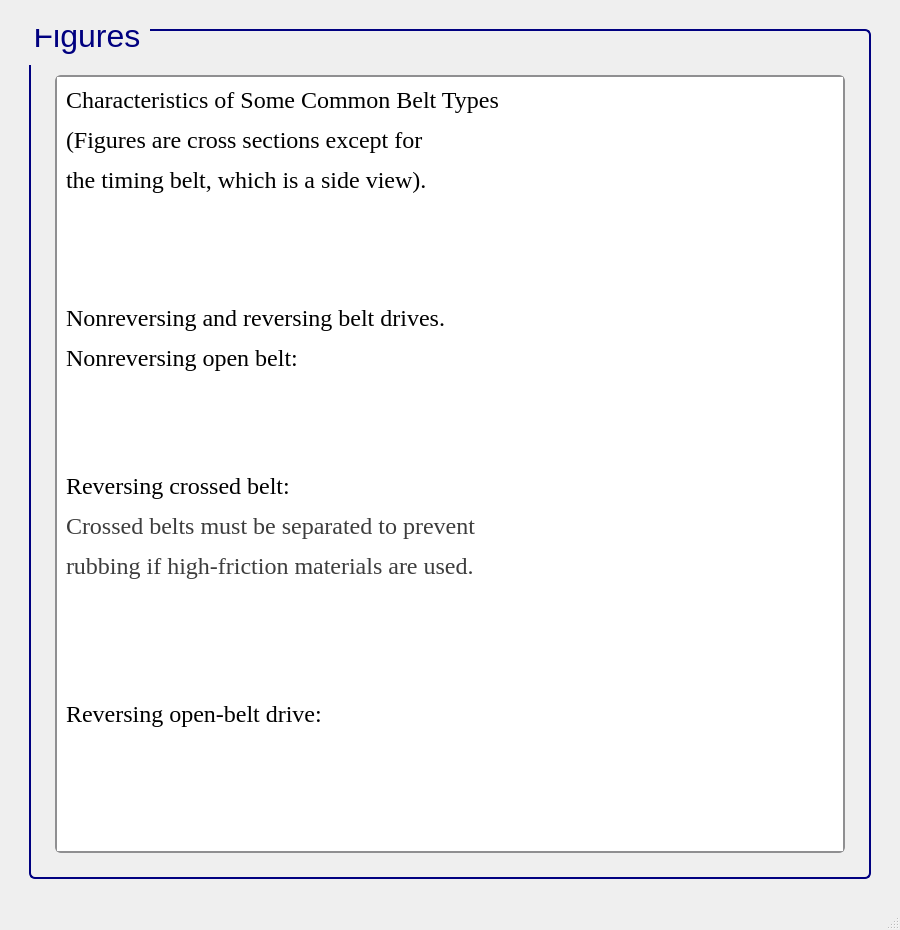
Qt form ui/belt_torque.ui (Ah00ra/HNNS) before a commit.
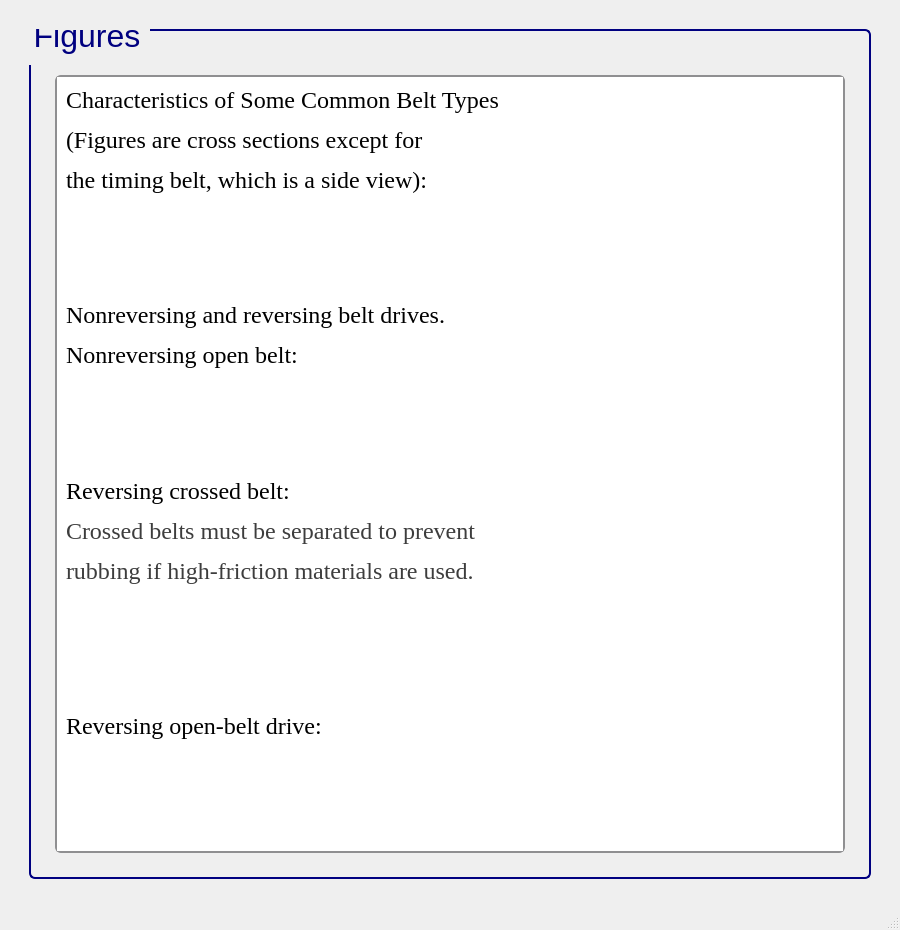
The same form after that commit. Icons and pictures are not drawn.

Commit message: Add ui info to vbelt

Patch:
```diff
--- a/ui/belt_torque.ui
+++ b/ui/belt_torque.ui
@@ -329,13 +329,33 @@
           <property name="geometry">
            <rect>
             <x>0</x>
-            <y>-384</y>
+            <y>-1100</y>
             <width>1186</width>
-            <height>1771</height>
+            <height>1833</height>
            </rect>
           </property>
           <layout class="QGridLayout" name="gridLayout_4">
-           <item row="8" column="0">
+           <item row="4" column="0">
+            <widget class="QLabel" name="label_3">
+             <property name="frameShape">
+              <enum>QFrame::NoFrame</enum>
+             </property>
+             <property name="text">
+              <string>&lt;html&gt;&lt;head/&gt;&lt;body&gt;&lt;p&gt;&lt;img src=&quot;:/info/info/drive types3.png&quot;/&gt;&lt;/p&gt;&lt;/body&gt;&lt;/html&gt;</string>
+             </property>
+            </widget>
+           </item>
+           <item row="7" column="0">
+            <widget class="QLabel" name="label_4">
+             <property name="frameShape">
+              <enum>QFrame::NoFrame</enum>
+             </property>
+             <property name="text">
+              <string>&lt;html&gt;&lt;head/&gt;&lt;body&gt;&lt;p&gt;&lt;img src=&quot;:/info/info/drive types2.png&quot;/&gt;&lt;/p&gt;&lt;/body&gt;&lt;/html&gt;</string>
+             </property>
+            </widget>
+           </item>
+           <item row="10" column="0">
             <widget class="QLabel" name="label">
              <property name="frameShape">
               <enum>QFrame::NoFrame</enum>
@@ -345,7 +365,49 @@
              </property>
             </widget>
            </item>
-           <item row="7" column="0">
+           <item row="0" column="0">
+            <widget class="QLabel" name="label_6">
+             <property name="font">
+              <font>
+               <family>Times New Roman</family>
+               <pointsize>18</pointsize>
+               <weight>50</weight>
+               <bold>false</bold>
+              </font>
+             </property>
+             <property name="cursor">
+              <cursorShape>ArrowCursor</cursorShape>
+             </property>
+             <property name="frameShape">
+              <enum>QFrame::NoFrame</enum>
+             </property>
+             <property name="text">
+              <string>&lt;html&gt;&lt;head/&gt;&lt;body&gt;&lt;p&gt;Characteristics of Some Common Belt Types&lt;/p&gt;&lt;p&gt;(Figures are cross sections except for &lt;/p&gt;&lt;p&gt;the timing belt, which is a side view):&lt;/p&gt;&lt;/body&gt;&lt;/html&gt;</string>
+             </property>
+            </widget>
+           </item>
+           <item row="6" column="0">
+            <widget class="QLabel" name="label_7">
+             <property name="font">
+              <font>
+               <family>Times New Roman</family>
+               <pointsize>18</pointsize>
+               <weight>50</weight>
+               <bold>false</bold>
+              </font>
+             </property>
+             <property name="cursor">
+              <cursorShape>ArrowCursor</cursorShape>
+             </property>
+             <property name="frameShape">
+              <enum>QFrame::NoFrame</enum>
+             </property>
+             <property name="text">
+              <string>&lt;html&gt;&lt;head/&gt;&lt;body&gt;&lt;p&gt; Reversing crossed belt:&lt;/p&gt;&lt;p&gt;&lt;span style=&quot; color:#3d3d3d;&quot;&gt;Crossed belts must be separated to prevent&lt;/span&gt;&lt;/p&gt;&lt;p&gt;&lt;span style=&quot; color:#3d3d3d;&quot;&gt; rubbing if high-friction materials are used.&lt;/span&gt;&lt;/p&gt;&lt;/body&gt;&lt;/html&gt;</string>
+             </property>
+            </widget>
+           </item>
+           <item row="9" column="0">
             <widget class="QLabel" name="label_9">
              <property name="font">
               <font>
@@ -397,68 +459,6 @@
              </property>
             </widget>
            </item>
-           <item row="5" column="0">
-            <widget class="QLabel" name="label_7">
-             <property name="font">
-              <font>
-               <family>Times New Roman</family>
-               <pointsize>18</pointsize>
-               <weight>50</weight>
-               <bold>false</bold>
-              </font>
-             </property>
-             <property name="cursor">
-              <cursorShape>ArrowCursor</cursorShape>
-             </property>
-             <property name="frameShape">
-              <enum>QFrame::NoFrame</enum>
-             </property>
-             <property name="text">
-              <string>&lt;html&gt;&lt;head/&gt;&lt;body&gt;&lt;p&gt; Reversing crossed belt:&lt;/p&gt;&lt;p&gt;&lt;span style=&quot; color:#3d3d3d;&quot;&gt;Crossed belts must be separated to prevent&lt;/span&gt;&lt;/p&gt;&lt;p&gt;&lt;span style=&quot; color:#3d3d3d;&quot;&gt; rubbing if high-friction materials are used.&lt;/span&gt;&lt;/p&gt;&lt;/body&gt;&lt;/html&gt;</string>
-             </property>
-            </widget>
-           </item>
-           <item row="6" column="0">
-            <widget class="QLabel" name="label_4">
-             <property name="frameShape">
-              <enum>QFrame::NoFrame</enum>
-             </property>
-             <property name="text">
-              <string>&lt;html&gt;&lt;head/&gt;&lt;body&gt;&lt;p&gt;&lt;img src=&quot;:/info/info/drive types2.png&quot;/&gt;&lt;/p&gt;&lt;/body&gt;&lt;/html&gt;</string>
-             </property>
-            </widget>
-           </item>
-           <item row="0" column="0">
-            <widget class="QLabel" name="label_6">
-             <property name="font">
-              <font>
-               <family>Times New Roman</family>
-               <pointsize>18</pointsize>
-               <weight>50</weight>
-               <bold>false</bold>
-              </font>
-             </property>
-             <property name="cursor">
-              <cursorShape>ArrowCursor</cursorShape>
-             </property>
-             <property name="frameShape">
-              <enum>QFrame::NoFrame</enum>
-             </property>
-             <property name="text">
-              <string>&lt;html&gt;&lt;head/&gt;&lt;body&gt;&lt;p&gt;Characteristics of Some Common Belt Types&lt;/p&gt;&lt;p&gt;(Figures are cross sections except for &lt;/p&gt;&lt;p&gt;the timing belt, which is a side view).&lt;/p&gt;&lt;/body&gt;&lt;/html&gt;</string>
-             </property>
-            </widget>
-           </item>
-           <item row="4" column="0">
-            <widget class="QLabel" name="label_3">
-             <property name="frameShape">
-              <enum>QFrame::NoFrame</enum>
-             </property>
-             <property name="text">
-              <string>&lt;html&gt;&lt;head/&gt;&lt;body&gt;&lt;p&gt;&lt;img src=&quot;:/info/info/drive types3.png&quot;/&gt;&lt;/p&gt;&lt;/body&gt;&lt;/html&gt;</string>
-             </property>
-            </widget>
-           </item>
            <item row="2" column="0">
             <spacer name="verticalSpacer_42">
              <property name="orientation">
@@ -469,8 +469,61 @@
              </property>
              <property name="sizeHint" stdset="0">
               <size>
-               <width>10</width>
-               <height>10</height>
+               <width>20</width>
+               <height>20</height>
+              </size>
+             </property>
+            </spacer>
+           </item>
+           <item row="5" column="0">
+            <spacer name="verticalSpacer_30">
+             <property name="orientation">
+              <enum>Qt::Vertical</enum>
+             </property>
+             <property name="sizeType">
+              <enum>QSizePolicy::Fixed</enum>
+             </property>
+             <property name="sizeHint" stdset="0">
+              <size>
+               <width>20</width>
+               <height>20</height>
+              </size>
+             </property>
+            </spacer>
+           </item>
+           <item row="3" column="0">
+            <widget class="QLabel" name="label_8">
+             <property name="font">
+              <font>
+               <family>Times New Roman</family>
+               <pointsize>18</pointsize>
+               <weight>50</weight>
+               <bold>false</bold>
+              </font>
+             </property>
+             <property name="cursor">
+              <cursorShape>ArrowCursor</cursorShape>
+             </property>
+             <property name="frameShape">
+              <enum>QFrame::NoFrame</enum>
+             </property>
+             <property name="text">
+              <string>&lt;html&gt;&lt;head/&gt;&lt;body&gt;&lt;p&gt;Nonreversing and reversing belt drives.&lt;/p&gt;&lt;p&gt;Nonreversing open belt:&lt;/p&gt;&lt;/body&gt;&lt;/html&gt;</string>
+             </property>
+            </widget>
+           </item>
+           <item row="8" column="0">
+            <spacer name="verticalSpacer_31">
+             <property name="orientation">
+              <enum>Qt::Vertical</enum>
+             </property>
+             <property name="sizeType">
+              <enum>QSizePolicy::Fixed</enum>
+             </property>
+             <property name="sizeHint" stdset="0">
+              <size>
+               <width>20</width>
+               <height>20</height>
               </size>
              </property>
             </spacer>
```
Left out of the diff: 23 changed lines with no effect on the pictures. The commit also changes 33 other files.
